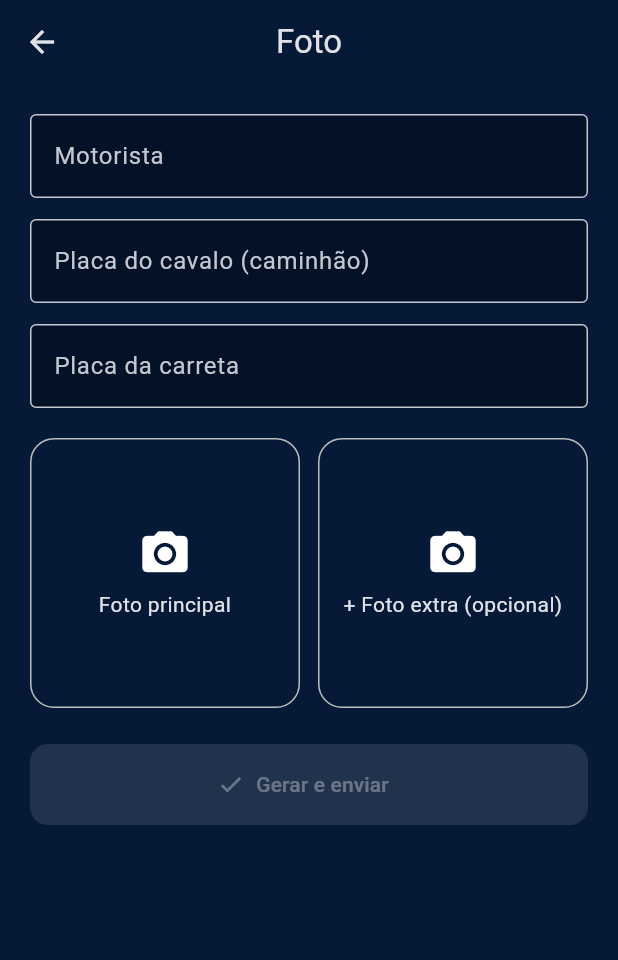
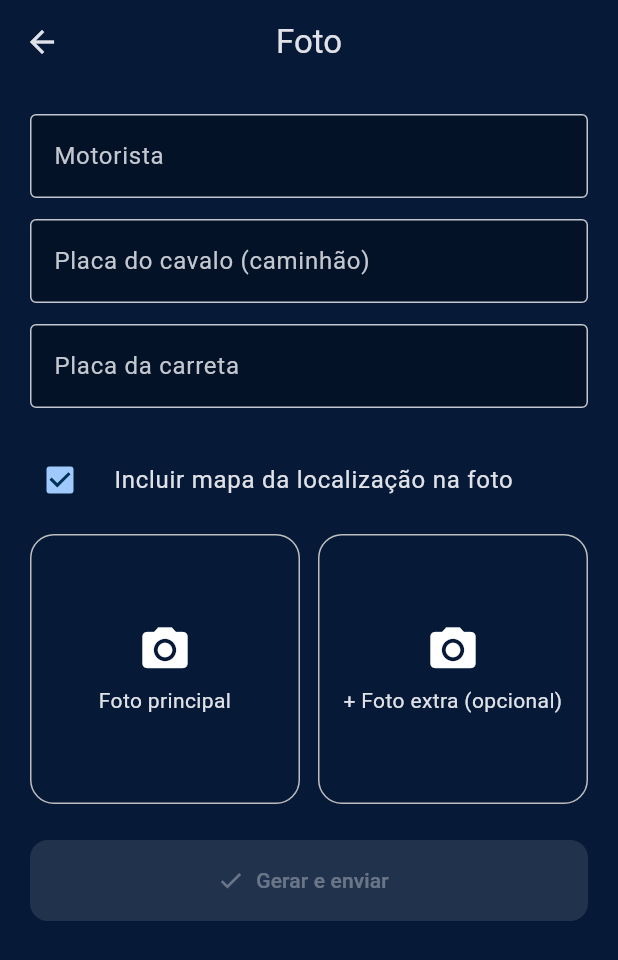
Before and after one commit to pablogalindo159/jotalle, a Flutter app: the screen it shows after launch, after a tap on "FOTO", on a phone screen of 412 x 824 dp. Shown: the top 960 px of the screen. Run offline on Flutter 3.47's test engine with Material 3 defaults, Android fonts, the phone set to English and light mode, and no system bars; our stand-ins replace connectivity_plus, geolocator, image_picker, open_filex, pdf, permission_handler and 2 more; missing offline and left inert: cunning_document_scanner, gal.

Commit message:
Foto: mapa opcional (libera foto extra 2); WhatsApp após envio em foto e documento (Android e iPhone)
Co-Authored-By: Claude Sonnet 5.5 <noreply@anthropic.com>
Claude-Session: https://claude.ai/code/session_014k5M63geF1BKdD88U3HBVN

```diff
--- a/app/lib/screens/photo_screen.dart
+++ b/app/lib/screens/photo_screen.dart
@@ -29,7 +29,8 @@ class _PhotoScreenState extends State<PhotoScreen> {
   final _carreta = TextEditingController();
   final _picker = ImagePicker();
 
-  File? _principal, _extra;
+  File? _principal, _extra, _extraEsq;
+  bool _mapa = true; // PIP do mapa (opcional); desmarcado libera outra foto no lugar
   DateTime? _quando;
   Future<LocalFix>? _fix;
   bool _gerando = false;
@@ -52,6 +53,11 @@ class _PhotoScreenState extends State<PhotoScreen> {
       _principal = f;
       _quando = DateTime.now();
     });
+  }
+
+  Future<void> _fotoExtraEsq() async {
+    final f = await _tirar();
+    if (f != null) setState(() => _extraEsq = f);
   }
 
   Future<void> _fotoExtra() async {
@@ -99,10 +105,11 @@ class _PhotoScreenState extends State<PhotoScreen> {
         _aviso = '$e (a foto sai sem localização)';
       }
 
-      final mapa = local == null ? null : await MapService(s).gerar(local.lat, local.lng);
+      final mapa = (!_mapa || local == null) ? null : await MapService(s).gerar(local.lat, local.lng);
       final jpg = await StampService().gerar(
         principal: _principal!,
         extra: _extra,
+        extraEsq: _mapa ? null : _extraEsq,
         mapaPng: mapa,
         dados: StampData(motorista: motorista, placa: placa, carreta: carreta, quando: _quando!, local: local),
       );
@@ -111,6 +118,7 @@ class _PhotoScreenState extends State<PhotoScreen> {
       final dir = Directory('${(await getApplicationDocumentsDirectory()).path}/fila')..createSync(recursive: true);
       final arq = File('${dir.path}/$id.jpg');
       await arq.writeAsBytes(jpg);
+      final copia = await arq.copy('${(await getTemporaryDirectory()).path}/Jotalle_$id.jpg');
 
       await widget.fila.adicionar(UploadItem({
         'device_uuid': id,
@@ -132,11 +140,16 @@ class _PhotoScreenState extends State<PhotoScreen> {
 
       if (!mounted) return;
       if (st == EnvioStatus.enviado) {
-        await _mostrarResultado(
+        final zapOk = await _mostrarResultado(
           ok: true,
           titulo: 'Enviado com sucesso!',
           texto: 'A foto foi salva no servidor.${_aviso != null ? '\n\n$_aviso' : ''}',
+          whatsapp: true,
         );
+        if (zapOk == true) {
+          await Share.shareXFiles([XFile(copia.path)],
+              text: 'Jotalle\nMotorista: $motorista\nPlaca cavalo: $placa\nPlaca carreta: $carreta');
+        }
       } else {
         // Não foi para o servidor: salva sozinho na galeria e oferece enviar pelo WhatsApp.
         var salvou = true;
@@ -206,6 +219,14 @@ class _PhotoScreenState extends State<PhotoScreen> {
               ]),
             ),
             const SizedBox(height: 20),
+            CheckboxListTile(
+              contentPadding: EdgeInsets.zero,
+              controlAffinity: ListTileControlAffinity.leading,
+              value: _mapa,
+              onChanged: (v) => setState(() => _mapa = v ?? true),
+              title: const Text('Incluir mapa da localização na foto'),
+            ),
+            const SizedBox(height: 8),
             Row(children: [
               Expanded(child: _Slot(titulo: 'Foto principal', arquivo: _principal, onTap: _fotoPrincipal)),
               const SizedBox(width: 12),
@@ -216,6 +237,20 @@ class _PhotoScreenState extends State<PhotoScreen> {
                       onTap: _fotoExtra,
                       onLimpar: _extra == null ? null : () => setState(() => _extra = null))),
             ]),
+            if (!_mapa)
+              Padding(
+                padding: const EdgeInsets.only(top: 12),
+                child: Row(children: [
+                  Expanded(
+                      child: _Slot(
+                          titulo: '+ Foto extra 2 (opcional)',
+                          arquivo: _extraEsq,
+                          onTap: _fotoExtraEsq,
+                          onLimpar: _extraEsq == null ? null : () => setState(() => _extraEsq = null))),
+                  const SizedBox(width: 12),
+                  const Expanded(child: SizedBox()),
+                ]),
+              ),
             if (_aviso != null) Padding(padding: const EdgeInsets.only(top: 12), child: Text(_aviso!, style: const TextStyle(color: Colors.orange))),
             const SizedBox(height: 24),
             FilledButton.icon(
--- a/app/lib/services/stamp_service.dart
+++ b/app/lib/services/stamp_service.dart
@@ -41,6 +41,7 @@ class StampService {
     required StampData dados,
     Uint8List? mapaPng,
     File? extra,
+    File? extraEsq, // usada no lugar do mapa quando o mapa está desmarcado
   }) async {
     final base = await _decode(await principal.readAsBytes());
     final w = base.width.toDouble(), h = base.height.toDouble();
@@ -55,6 +56,9 @@ class StampService {
     final margem = 24 * s;
     if (mapaPng != null) {
       await _pip(c, await _decode(mapaPng), ui.Rect.fromLTWH(margem, margem, pip, pip), s);
+    }
+    if (mapaPng == null && extraEsq != null) {
+      await _pip(c, await _decode(await extraEsq.readAsBytes()), ui.Rect.fromLTWH(margem, margem, pip, pip), s);
     }
     if (extra != null) {
       await _pip(c, await _decode(await extra.readAsBytes()), ui.Rect.fromLTWH(w - margem - pip, margem, pip, pip), s);
```
Also changed, not shown: app/lib/screens/scan_screen.dart (+13 -2 lines), 3 other files.
